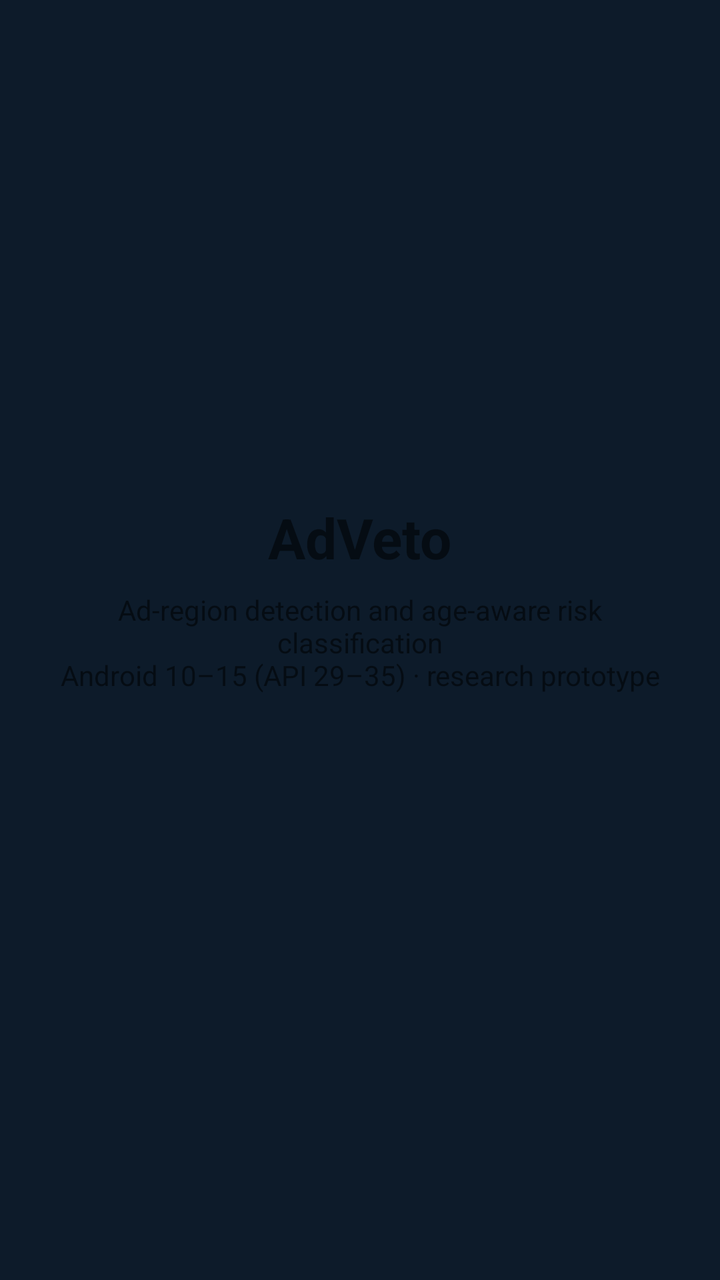
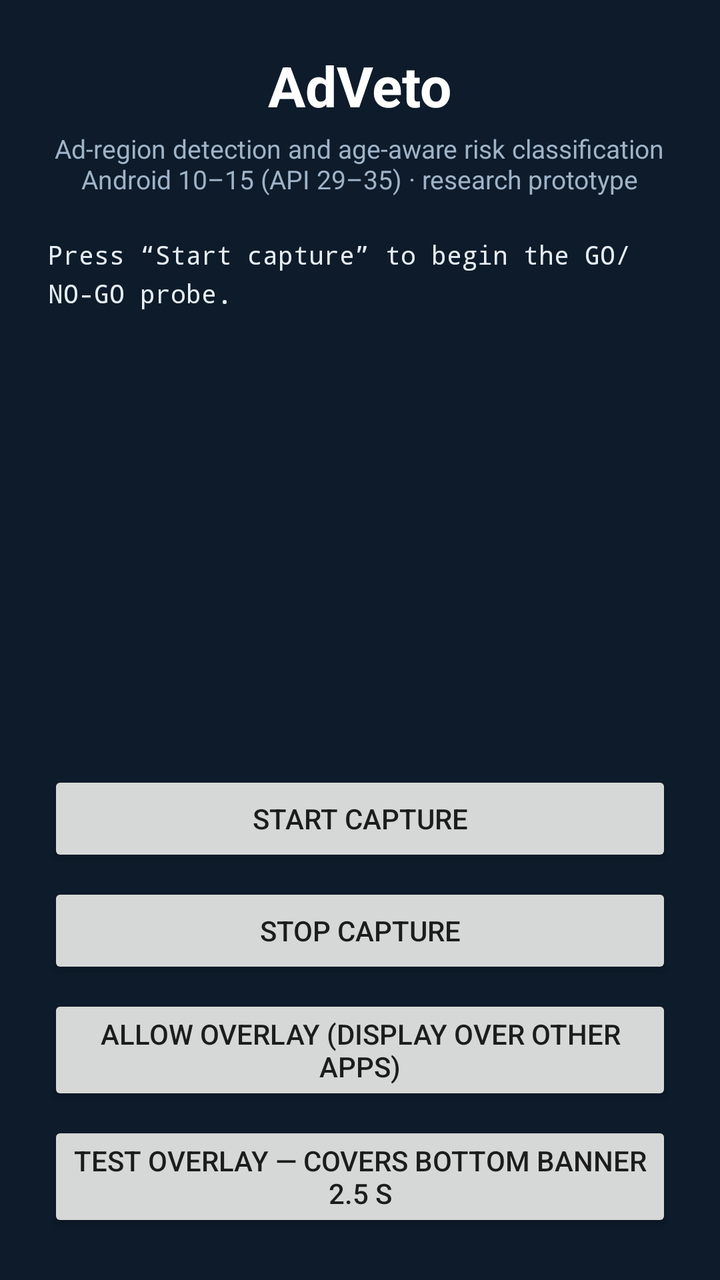

Two renders of the same Android screen: before a commit and after it. Below are the layout's source before the change and the commit's diff.
<!-- AndroidManifest.xml: application theme Theme.AdVeto -->
<!-- res/layout/activity_main.xml -->
<?xml version="1.0" encoding="utf-8"?>
<LinearLayout xmlns:android="http://schemas.android.com/apk/res/android"
    android:layout_width="match_parent"
    android:layout_height="match_parent"
    android:orientation="vertical"
    android:gravity="center"
    android:padding="24dp">

    <TextView
        android:id="@+id/titleText"
        android:layout_width="wrap_content"
        android:layout_height="wrap_content"
        android:text="@string/app_name"
        android:textSize="28sp"
        android:textStyle="bold" />

    <TextView
        android:id="@+id/subtitleText"
        android:layout_width="wrap_content"
        android:layout_height="wrap_content"
        android:layout_marginTop="8dp"
        android:gravity="center"
        android:text="@string/subtitle"
        android:textSize="14sp" />

    <TextView
        android:id="@+id/statusText"
        android:layout_width="wrap_content"
        android:layout_height="wrap_content"
        android:layout_marginTop="24dp"
        android:textSize="14sp" />

</LinearLayout>
<!-- resources referenced by this layout -->
<resources>
  <string name="app_name">AdVeto</string>
  <string name="subtitle">Ad-region detection and age-aware risk classification\nAndroid 10–15 (API 29–35) · research prototype</string>
  <style name="Theme.AdVeto" parent="android:Theme.Material.Light.NoActionBar">
          <item name="android:statusBarColor">#0D1B2A</item>
          <item name="android:windowBackground">#0D1B2A</item>
      </style>
</resources>

<!-- the commit's change to res/layout/activity_main.xml (unified diff, before → after) -->
@@ -3,7 +3,7 @@
     android:layout_width="match_parent"
     android:layout_height="match_parent"
     android:orientation="vertical"
-    android:gravity="center"
+    android:gravity="center_horizontal"
     android:padding="24dp">
 
     <TextView
@@ -11,6 +11,7 @@
         android:layout_width="wrap_content"
         android:layout_height="wrap_content"
         android:text="@string/app_name"
+        android:textColor="#FFFFFF"
         android:textSize="28sp"
         android:textStyle="bold" />
 
@@ -18,16 +19,49 @@
         android:id="@+id/subtitleText"
         android:layout_width="wrap_content"
         android:layout_height="wrap_content"
-        android:layout_marginTop="8dp"
+        android:layout_marginTop="4dp"
         android:gravity="center"
         android:text="@string/subtitle"
-        android:textSize="14sp" />
+        android:textColor="#9FB3C8"
+        android:textSize="13sp" />
 
     <TextView
         android:id="@+id/statusText"
-        android:layout_width="wrap_content"
+        android:layout_width="match_parent"
+        android:layout_height="0dp"
+        android:layout_marginTop="20dp"
+        android:layout_weight="1"
+        android:fontFamily="monospace"
+        android:lineSpacingExtra="4dp"
+        android:text="@string/status_placeholder"
+        android:textColor="#E6EDF3"
+        android:textSize="13sp" />
+
+    <Button
+        android:id="@+id/captureButton"
+        android:layout_width="match_parent"
         android:layout_height="wrap_content"
-        android:layout_marginTop="24dp"
-        android:textSize="14sp" />
+        android:text="@string/btn_start_capture" />
+
+    <Button
+        android:id="@+id/stopButton"
+        android:layout_width="match_parent"
+        android:layout_height="wrap_content"
+        android:layout_marginTop="8dp"
+        android:text="@string/btn_stop_capture" />
+
+    <Button
+        android:id="@+id/overlayButton"
+        android:layout_width="match_parent"
+        android:layout_height="wrap_content"
+        android:layout_marginTop="8dp"
+        android:text="@string/btn_allow_overlay" />
+
+    <Button
+        android:id="@+id/overlayTestButton"
+        android:layout_width="match_parent"
+        android:layout_height="wrap_content"
+        android:layout_marginTop="8dp"
+        android:text="@string/btn_test_overlay" />
 
 </LinearLayout>
<!-- resource entries referenced after the edit -->
@@ -1,6 +1,11 @@
 <!-- resources referenced by this layout -->
 <resources>
   <string name="app_name">AdVeto</string>
+  <string name="btn_allow_overlay">Allow overlay (display over other apps)</string>
+  <string name="btn_start_capture">Start capture</string>
+  <string name="btn_stop_capture">Stop capture</string>
+  <string name="btn_test_overlay">Test overlay — covers bottom banner 2.5 s</string>
+  <string name="status_placeholder">Press “Start capture” to begin the GO/NO-GO probe.</string>
   <string name="subtitle">Ad-region detection and age-aware risk classification\nAndroid 10–15 (API 29–35) · research prototype</string>
   <style name="Theme.AdVeto" parent="android:Theme.Material.Light.NoActionBar">
           <item name="android:statusBarColor">#0D1B2A</item>
